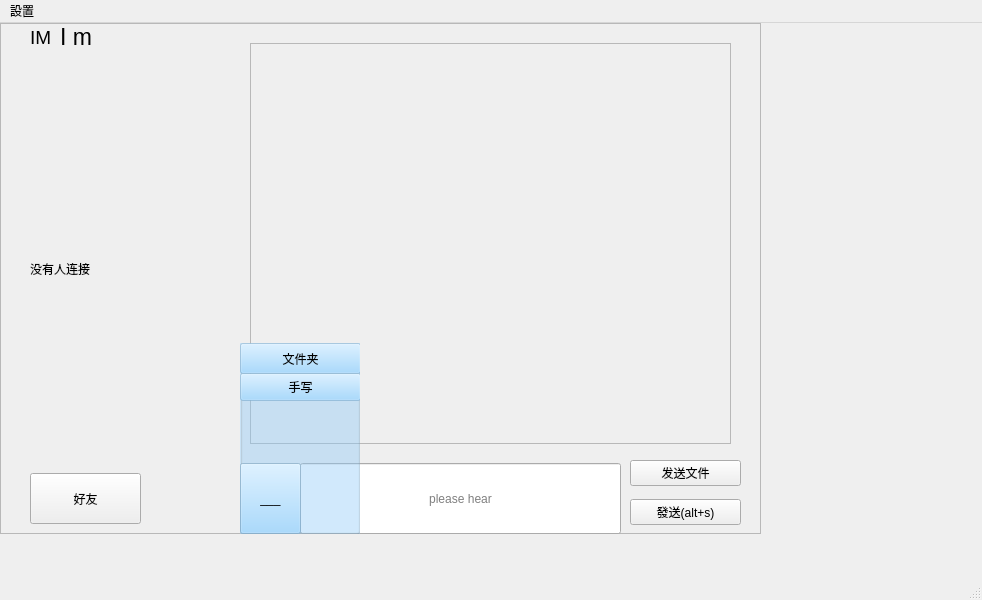
The window that mainwindow.ui (liguyano/qt_demo) describes before a commit, drawn with Qt 5.
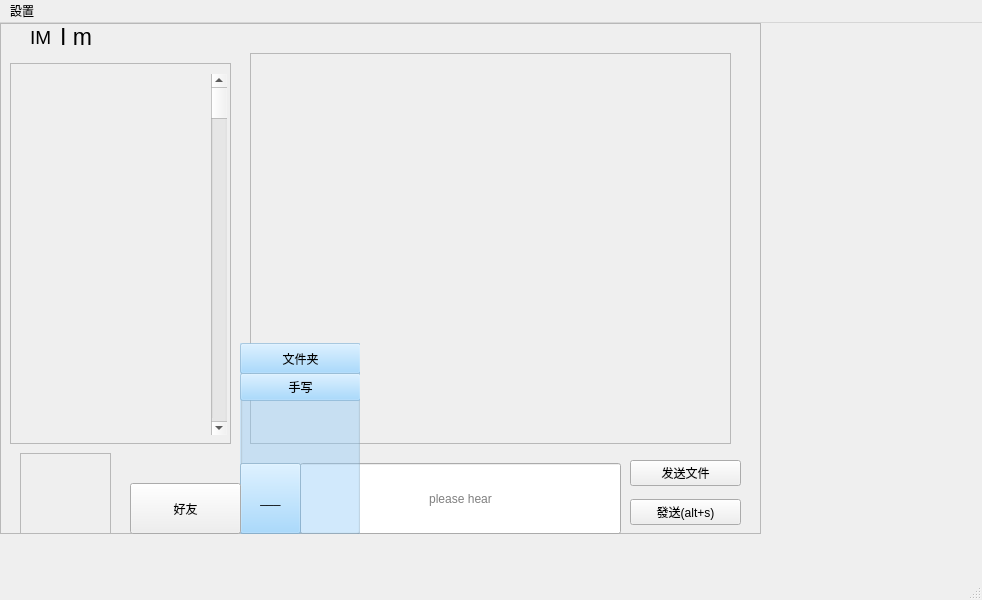
The same window after the commit. Icons and pictures are not drawn.

```diff
--- a/mainwindow.ui
+++ b/mainwindow.ui
@@ -54,41 +54,13 @@
       <string>please hear</string>
      </property>
     </widget>
-       <widget class="QWidget" name="verticalLayoutWidget">
-           <property name="geometry">
-               <rect>
-                   <x>30</x>
-                   <y>40</y>
-                   <width>211</width>
-                   <height>411</height>
-               </rect>
-           </property>
-           <layout class="QVBoxLayout" name="users">
-               <property name="spacing">
-                   <number>9</number>
-               </property>
-               <item>
-                   <widget class="QLabel" name="label">
-                       <property name="focusPolicy">
-                           <enum>Qt::NoFocus</enum>
-                       </property>
-                       <property name="layoutDirection">
-                           <enum>Qt::LeftToRight</enum>
-                       </property>
-                       <property name="text">
-                           <string>没有人连接</string>
-                       </property>
-                   </widget>
-               </item>
-           </layout>
-       </widget>
        <widget class="QTextBrowser" name="textBrowser">
            <property name="geometry">
                <rect>
                    <x>250</x>
-                   <y>20</y>
+                   <y>30</y>
                    <width>481</width>
-                   <height>401</height>
+                   <height>391</height>
                </rect>
            </property>
            <property name="accessibleDescription">
@@ -240,9 +212,9 @@
            <property name="geometry">
                <rect>
                    <x>250</x>
-                   <y>20</y>
+                   <y>30</y>
                    <width>481</width>
-                   <height>401</height>
+                   <height>391</height>
                </rect>
            </property>
            <property name="styleSheet">
@@ -258,8 +230,8 @@
        <widget class="QPushButton" name="pushButton_3">
            <property name="geometry">
                <rect>
-                   <x>30</x>
-                   <y>450</y>
+                   <x>130</x>
+                   <y>460</y>
                    <width>111</width>
                    <height>51</height>
                </rect>
@@ -268,6 +240,58 @@
                <string>好友</string>
            </property>
        </widget>
+       <widget class="QScrollArea" name="frindsArea">
+           <property name="geometry">
+               <rect>
+                   <x>10</x>
+                   <y>40</y>
+                   <width>221</width>
+                   <height>381</height>
+               </rect>
+           </property>
+           <property name="widgetResizable">
+               <bool>true</bool>
+           </property>
+           <widget class="QWidget" name="scrollAreaWidgetContents">
+               <property name="geometry">
+                   <rect>
+                       <x>0</x>
+                       <y>0</y>
+                       <width>219</width>
+                       <height>379</height>
+                   </rect>
+               </property>
+               <widget class="QScrollBar" name="verticalScrollBar">
+                   <property name="geometry">
+                       <rect>
+                           <x>200</x>
+                           <y>10</y>
+                           <width>16</width>
+                           <height>361</height>
+                       </rect>
+                   </property>
+                   <property name="orientation">
+                       <enum>Qt::Vertical</enum>
+                   </property>
+               </widget>
+           </widget>
+       </widget>
+       <widget class="QFrame" name="frame_3">
+           <property name="geometry">
+               <rect>
+                   <x>20</x>
+                   <y>430</y>
+                   <width>91</width>
+                   <height>81</height>
+               </rect>
+           </property>
+           <property name="frameShape">
+               <enum>QFrame::StyledPanel</enum>
+           </property>
+           <property name="frameShadow">
+               <enum>QFrame::Raised</enum>
+           </property>
+       </widget>
        <zorder>frame_2</zorder>
        <zorder>textBrowser</zorder>
        <zorder>showGroup</zorder>
```
Left out of the diff: 3 changed lines with no effect on the pictures.
